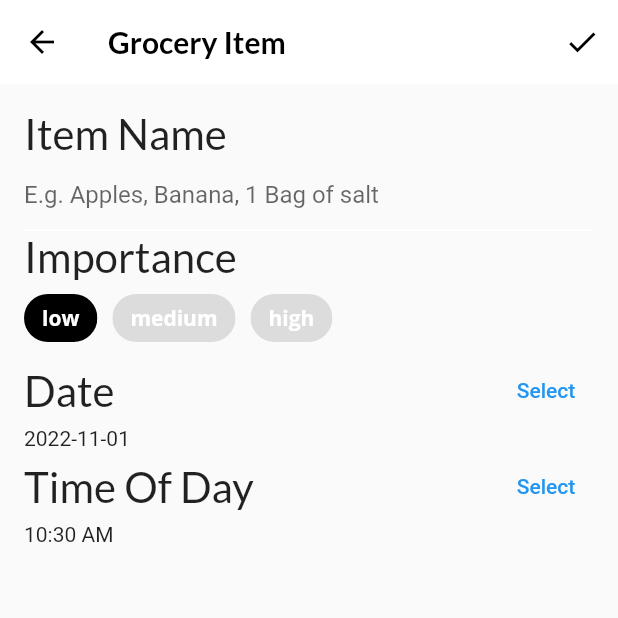
After one commit to vistanler/starter06, a Flutter app: the GroceryScreen screen opened directly, after a tap on the "add" icon, on a phone screen of 412 x 824 dp, the top half of it. The commit adds this screen. Run offline on Flutter 3.47's test engine with Material 2 defaults, Android fonts, the phone set to English and light mode, and no system bars; our stand-ins replace flutter_colorpicker, google_fonts.

Commit message:
page 246

```diff
--- a/lib/home.dart
+++ b/lib/home.dart
@@ -3,6 +3,8 @@ import 'package:flutter/material.dart';
 import 'screens/explore_screen.dart';
 import 'screens/recipes_screen.dart';
 import 'screens/grocery_screen.dart';
+import 'package:provider/provider.dart';
+import 'models/models.dart';
 
 class Home extends StatefulWidget {
   const Home({super.key});
@@ -12,7 +14,6 @@ class Home extends StatefulWidget {
 }
 
 class HomeState extends State<Home> {
-  int _selectedIndex = 0;
 
   static List<Widget> pages = <Widget>[
     ExploreScreen(),
@@ -20,15 +21,11 @@ class HomeState extends State<Home> {
     const GroceryScreen(),
   ];
 
-  void _onItemTapped(int index) {
-    setState(() {
-      _selectedIndex = index;
-    });
-  }
 
   @override
   Widget build(BuildContext context) {
-    // TODO: Wrap inside a Consumer Widget
+    // 1
+    return Consumer<TabManager>(builder: (context, tabManager, child) {
       return Scaffold(
         appBar: AppBar(
           title: Text(
@@ -36,11 +33,18 @@ class HomeState extends State<Home> {
             style: Theme.of(context).textTheme.headline6,
           ),
         ),
-      body: pages[_selectedIndex],
+        // 2
+        // TODO: Replace body
+        body: pages[tabManager.selectedTab],
         bottomNavigationBar: BottomNavigationBar(
-        selectedItemColor: Theme.of(context).textSelectionTheme.selectionColor,
-        currentIndex: _selectedIndex,
-        onTap: _onItemTapped,
+          selectedItemColor:
+              Theme.of(context).textSelectionTheme.selectionColor,
+// 3
+          currentIndex: tabManager.selectedTab,
+          onTap: (index) {
+// 4
+            tabManager.goToTab(index);
+          },
           items: const [
             BottomNavigationBarItem(
               icon: Icon(Icons.explore),
@@ -57,5 +61,6 @@ class HomeState extends State<Home> {
           ],
         ),
       );
+    });
   }
 }
--- a/lib/main.dart
+++ b/lib/main.dart
@@ -2,6 +2,8 @@ import 'package:flutter/material.dart';
 
 import 'fooderlich_theme.dart';
 import 'home.dart';
+import 'package:provider/provider.dart';
+import 'models/models.dart';
 
 void main() {
   runApp(const Fooderlich());
@@ -16,8 +18,13 @@ class Fooderlich extends StatelessWidget {
     return MaterialApp(
       theme: theme,
       title: 'Fooderlich',
-      // TODO: Replace this with MultiProvider
-      home: const Home(),
+      home: MultiProvider(
+        providers: [
+          ChangeNotifierProvider(create: (context) => TabManager()),
+          ChangeNotifierProvider(create: (context) => GroceryManager()),
+        ],
+        child: const Home(),
+      ),
     );
   }
 }
--- /dev/null
+++ b/lib/models/grocery_manager.dart
@@ -0,0 +1,29 @@
+import 'package:flutter/material.dart';
+import 'grocery_item.dart';
+
+class GroceryManager extends ChangeNotifier {
+  final _groceryItems = <GroceryItem>[];
+  List<GroceryItem> get groceryItems => List.unmodifiable(_groceryItems);
+
+  void deleteItem(int index) {
+    _groceryItems.removeAt(index);
+    notifyListeners();
+  }
+
+  void addItem(GroceryItem item) {
+    _groceryItems.add(item);
+    notifyListeners();
+  }
+
+  void updateItem(GroceryItem item, int index) {
+    _groceryItems[index] = item;
+    notifyListeners();
+  }
+
+  void completeItem(int index, bool change) {
+    final item = _groceryItems[index];
+    _groceryItems[index] = item.copyWith(isComplete: change);
+    notifyListeners();
+  }
+
+}
--- a/lib/models/models.dart
+++ b/lib/models/models.dart
@@ -4,3 +4,4 @@ export 'post.dart';
 export 'simple_recipe.dart';
 export 'grocery_item.dart';
 export 'tab_manager.dart';
+export 'grocery_manager.dart';
--- a/lib/screens/empty_grocery_screen.dart
+++ b/lib/screens/empty_grocery_screen.dart
@@ -1,4 +1,6 @@
 import 'package:flutter/material.dart';
+import 'package:provider/provider.dart';
+import 'package:fooderlich/models/models.dart';
 
 class EmptyGroceryScreen extends StatelessWidget {
   const EmptyGroceryScreen({super.key});
@@ -33,7 +35,7 @@ class EmptyGroceryScreen extends StatelessWidget {
               ),
               color: Colors.green,
               onPressed: (){
-                // TODO: Go to Recipes Tab
+                Provider.of<TabManager>(context, listen: false).goToRecipes();
               },
               child: const Text('Browse Recipes'),
             ),
--- /dev/null
+++ b/lib/screens/grocery_item_screen.dart
@@ -0,0 +1,263 @@
+import 'package:flutter/material.dart';
+import 'package:google_fonts/google_fonts.dart';
+import 'package:flutter_colorpicker/flutter_colorpicker.dart';
+import 'package:intl/intl.dart';
+import 'package:uuid/uuid.dart';
+import 'package:fooderlich/models/models.dart';
+
+class GroceryItemScreen extends StatefulWidget {
+  // 1
+  final Function(GroceryItem) onCreate;
+  // 2
+  final Function(GroceryItem) onUpdate;
+  // 3
+  final GroceryItem? originalItem;
+  // 4
+  final bool isUpdating;
+
+  const GroceryItemScreen({
+    super.key,
+    required this.onCreate,
+    required this.onUpdate,
+    this.originalItem,
+  }) : isUpdating = (originalItem != null);
+
+  @override
+  GroceryItemScreenState createState() => GroceryItemScreenState();
+}
+
+class GroceryItemScreenState extends State<GroceryItemScreen> {
+  final _nameController = TextEditingController();
+  String _name = '';
+  Importance _importance = Importance.low;
+  DateTime _dueDate = DateTime.now();
+  TimeOfDay _timeOfDay = TimeOfDay.now();
+  Color _currentColor = Colors.green;
+  int _currentSliderValue = 0;
+  @override
+  void initState() {
+    super.initState();
+    // 1
+    final originalItem = widget.originalItem;
+    if (originalItem != null) {
+      _nameController.text = originalItem.name;
+      _name = originalItem.name;
+      _currentSliderValue = originalItem.quantity;
+      _importance = originalItem.importance;
+      _currentColor = originalItem.color;
+      final date = originalItem.date;
+      _timeOfDay = TimeOfDay(
+        hour: date.hour,
+        minute: date.minute,
+      );
+      _dueDate = date;
+    }
+    _nameController.addListener(() {
+      setState(() {
+        _name = _nameController.text;
+      });
+    });
+  }
+
+  @override
+  void dispose() {
+    _nameController.dispose();
+    super.dispose();
+  }
+
+  @override
+  Widget build(BuildContext context) {
+    // 1
+    return Scaffold(
+      // 2
+      appBar: AppBar(
+        actions: [
+          IconButton(
+            icon: const Icon(Icons.check),
+            onPressed: () {
+              // TODO: Add callback handler
+            },
+          )
+        ],
+// 3
+        elevation: 0.0,
+        // 4
+        title: Text(
+          'Grocery Item',
+          style: GoogleFonts.lato(fontWeight: FontWeight.w600),
+        ),
+// 5
+      ),
+      body: Container(
+        padding: const EdgeInsets.all(16.0),
+        child: ListView(
+          children: [
+            buildNameField(),
+            buildImportanceField(),
+            buildDateField(context),
+            buildTimeField(context),
+            // TODO: Add color picker
+            // TODO: Add slider
+            // TODO: Add Grocery Tile
+          ],
+        ),
+      ),
+    );
+  }
+
+  Widget buildNameField() {
+    return Column(
+      crossAxisAlignment: CrossAxisAlignment.start,
+      children: [
+        Text(
+          'Item Name',
+          style: GoogleFonts.lato(fontSize: 28.0),
+        ),
+        TextField(
+          controller: _nameController,
+          cursorColor: _currentColor,
+          decoration: InputDecoration(
+            hintText: 'E.g. Apples, Banana, 1 Bag of salt',
+            enabledBorder: const UnderlineInputBorder(
+              borderSide: BorderSide(color: Colors.white),
+            ),
+            focusedBorder: UnderlineInputBorder(
+              borderSide: BorderSide(color: _currentColor),
+            ),
+            border: UnderlineInputBorder(
+              borderSide: BorderSide(color: _currentColor),
+            ),
+          ),
+        )
+      ],
+    );
+  }
+
+  Widget buildImportanceField() {
+    return Column(
+      crossAxisAlignment: CrossAxisAlignment.start,
+      children: [
+        Text(
+          'Importance',
+          style: GoogleFonts.lato(fontSize: 28.0),
+        ),
+        Wrap(
+          spacing: 10.0,
+          children: [
+            ChoiceChip(
+// 5
+              selectedColor: Colors.black,
+// 6
+              selected: _importance == Importance.low,
+              label: const Text(
+                'low',
+                style: TextStyle(color: Colors.white),
+              ),
+// 7
+              onSelected: (selected) {
+                setState(() => _importance = Importance.low);
+              },
+            ),
+            ChoiceChip(
+              selectedColor: Colors.black,
+              selected: _importance == Importance.medium,
+              label: const Text(
+                'medium',
+                style: TextStyle(color: Colors.white),
+              ),
+              onSelected: (selected) {
+                setState(() => _importance = Importance.medium);
+              },
+            ),
+            ChoiceChip(
+              selectedColor: Colors.black,
+              selected: _importance == Importance.high,
+              label: const Text(
+                'high',
+                style: TextStyle(color: Colors.white),
+              ),
+              onSelected: (selected) {
+                setState(() => _importance = Importance.high);
+              },
+            ),
+          ],
+        )
+      ],
+    );
+  }
+
+  Widget buildDateField(BuildContext context) {
+// 1
+    return Column(
+      crossAxisAlignment: CrossAxisAlignment.start,
+      children: [
+// 2
+        Row(
+// 3
+          mainAxisAlignment: MainAxisAlignment.spaceBetween,
+          children: [
+// 4
+            Text(
+              'Date',
+              style: GoogleFonts.lato(fontSize: 28.0),
+            ),
+// 5
+            TextButton(
+              child: const Text('Select'),
+              // 6
+              onPressed: () async {
+                final currentDate = DateTime.now();
+                // 7
+                final selectedDate = await showDatePicker(
+                  context: context,
+                  initialDate: currentDate,
+                  firstDate: currentDate,
+                  lastDate: DateTime(currentDate.year + 5),
+                );
+// 8
+                setState(() {
+                  if (selectedDate != null) {
+                    _dueDate = selectedDate;
+                  }
+                });
+              },
+            ),
+          ],
+        ),
+// 9
+        Text(DateFormat('yyyy-MM-dd').format(_dueDate)),
+      ],
+    );
+  }
+  Widget buildTimeField(BuildContext context) {
+    return Column(
+      crossAxisAlignment: CrossAxisAlignment.start,
+      children: [
+        Row(
+          mainAxisAlignment: MainAxisAlignment.spaceBetween,
+          children: [
+            Text('Time Of Day', style: GoogleFonts.lato(fontSize: 28.0),),
+            TextButton(
+              child: const Text('Select'),
+              onPressed: () async {
+                final timeOfDay = await showTimePicker(
+                  initialTime: TimeOfDay.now(),
+                  context: context,
+                );
+
+                setState(() {
+                  if (timeOfDay != null) {
+                    _timeOfDay = timeOfDay;
+                  }
+                });
+              },
+            )
+          ],
+        ),
+        Text(_timeOfDay.format(context)),
+      ],
+    );
+  }
+// TODO: Add buildColorPicker()
+// TODO: Add buildQuantityField()
+}
--- a/lib/screens/grocery_screen.dart
+++ b/lib/screens/grocery_screen.dart
@@ -1,11 +1,44 @@
 import 'package:flutter/material.dart';
 import 'empty_grocery_screen.dart';
+import 'package:provider/provider.dart';
+import 'package:fooderlich/models/models.dart';
+import 'grocery_item_screen.dart';
+
 class GroceryScreen extends StatelessWidget {
   const GroceryScreen({super.key});
   @override
   Widget build(BuildContext context) {
-    // TODO: Add a scaffold widget
-    return const EmptyGroceryScreen();
+    return Scaffold(
+      floatingActionButton: FloatingActionButton(
+        child: const Icon(Icons.add),
+        onPressed: () {
+          final manager = Provider.of<GroceryManager>(context, listen: false);
+          Navigator.push(
+            context,
+            MaterialPageRoute(
+                builder: (context) => GroceryItemScreen(
+                      onCreate: (item) {
+                        manager.addItem(item);
+                        Navigator.pop(context);
+                      },
+                      onUpdate: (item) {},
+                    ),
+            ),
+          );
+        },
+      ),
+      body: buildGroceryScreen(),
+    );
   }
-// TODO: Add buildGroceryScreen
+
+  Widget buildGroceryScreen() {
+    return Consumer<GroceryManager>(builder: (context, manager, child) {
+      if (manager.groceryItems.isNotEmpty) {
+        // TODO: Add GroceryListScreen
+        return Container();
+      } else {
+        return const EmptyGroceryScreen();
+      }
+    });
+  }
 }
--- a/pubspec.yaml
+++ b/pubspec.yaml
@@ -12,6 +12,9 @@ dependencies:
     sdk: flutter
   google_fonts: ^3.0.1
   provider: ^6.0.3
+  flutter_colorpicker: ^1.0.3
+  intl: ^0.17.0
+  uuid: ^3.0.6
 
 dev_dependencies:
   flutter_test:
```
Also changed, not shown: pubspec.lock. Lines whose indentation alone changed are shown as unchanged.
